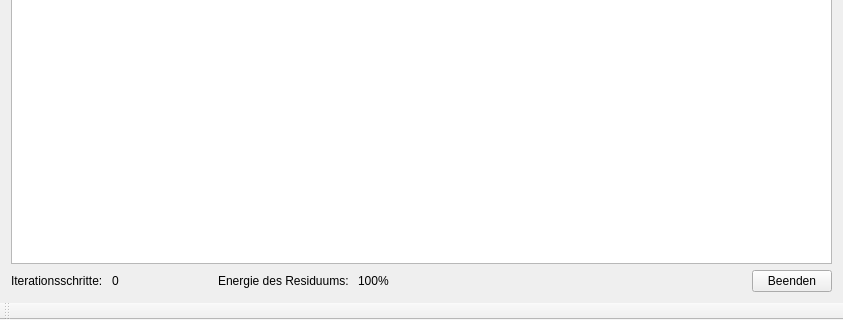
First picture: the form in examples/matchingPursuit/mainwindow.ui, repository mne-tools/mne-cpp, before the edit; both pictures show x 0 to 843 and y 412 to 732 of the 843 by 732 pixel window.
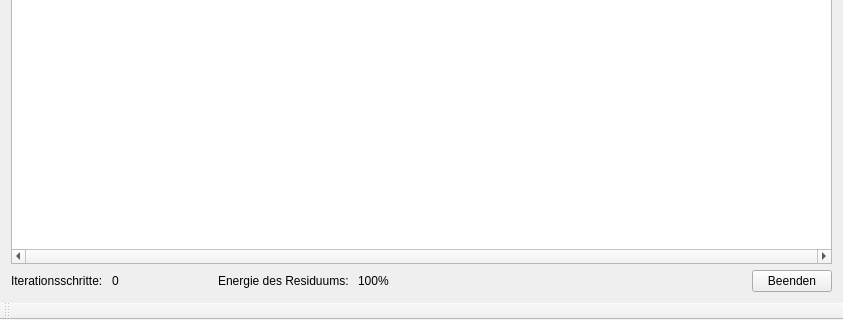
Second picture: the form after the edit. Icons and pictures are not drawn.

Commit message: new: Listview of Atoms

```diff
--- a/examples/matchingPursuit/mainwindow.ui
+++ b/examples/matchingPursuit/mainwindow.ui
@@ -263,7 +263,23 @@
      </layout>
     </item>
     <item>
-     <widget class="QTableWidget" name="tw_Results"/>
+     <widget class="QTableView" name="tbv_Results">
+      <property name="horizontalScrollBarPolicy">
+       <enum>Qt::ScrollBarAlwaysOn</enum>
+      </property>
+      <property name="autoScroll">
+       <bool>false</bool>
+      </property>
+      <property name="alternatingRowColors">
+       <bool>false</bool>
+      </property>
+      <property name="horizontalScrollMode">
+       <enum>QAbstractItemView::ScrollPerPixel</enum>
+      </property>
+      <property name="showGrid">
+       <bool>true</bool>
+      </property>
+     </widget>
     </item>
     <item>
      <layout class="QHBoxLayout" name="horizontalLayout_3">
```
The commit also changes 2 other files.
